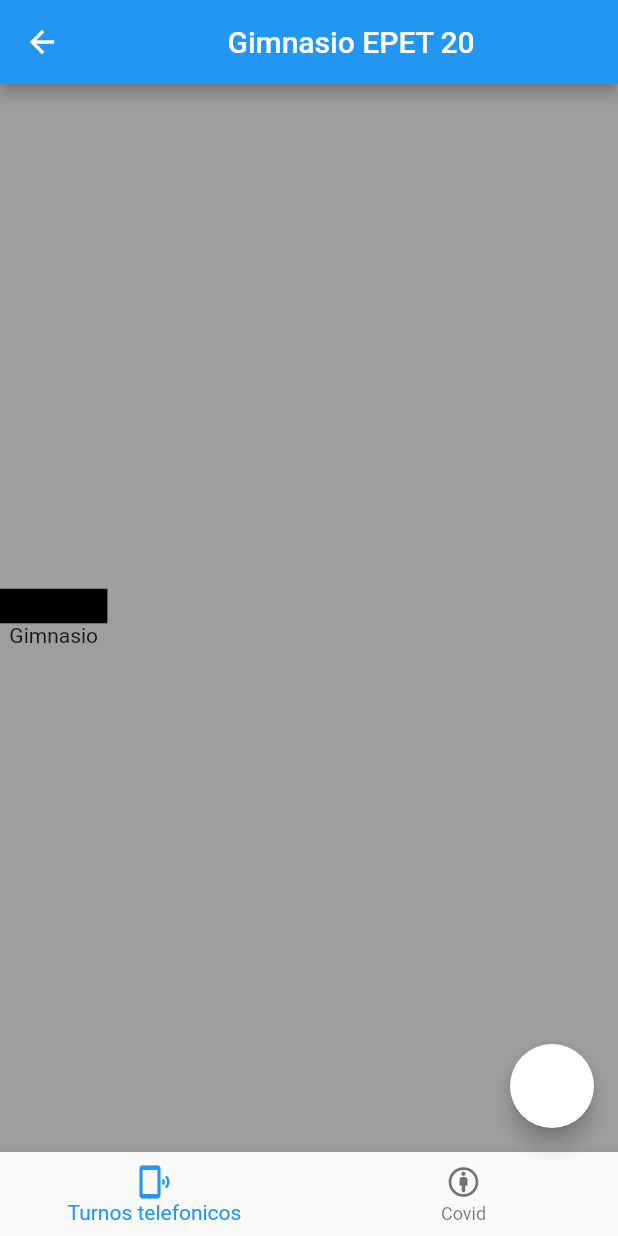
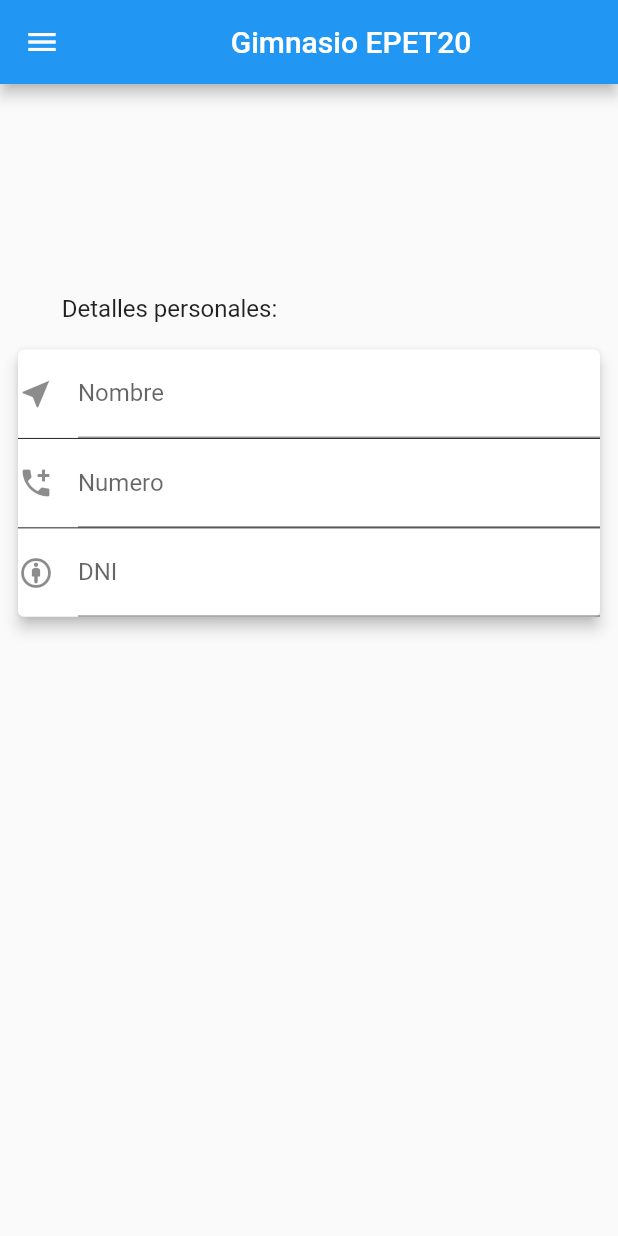
Before and after one commit to joaquinirigoyen/Appmobile, a Flutter app: the MainPage screen opened directly, in the side drawer, after a tap on "Usuario", on a phone screen of 412 x 824 dp. Run offline on Flutter 3.47's test engine with Material 2 defaults, Android fonts, the phone set to English and light mode, and no system bars; network calls fail.

Commit message:
actualizacion 2.7

```diff
--- a/lib/src/paginas.dart
+++ b/lib/src/paginas.dart
@@ -1,6 +1,7 @@
 import 'package:flutter/material.dart';
 import "calendar.dart";
 import 'package:app_gym/src/Login_pagina.dart';
+import 'user.dart';
 import 'gimnasio.dart';
 
 class MyApp extends StatelessWidget {
@@ -122,7 +123,7 @@ class MenuLateral extends StatelessWidget {
               onTap: () {
                 Navigator.of(context).pop();
                 Navigator.of(context).push(MaterialPageRoute(
-                    builder: (BuildContext context) => Pagina2()));
+                    builder: (BuildContext context) => User()));
               },
             ),
           ),
--- /dev/null
+++ b/lib/src/user.dart
@@ -0,0 +1,114 @@
+import 'package:flutter/material.dart';
+import 'paginas.dart';
+
+class User extends StatefulWidget {
+  @override
+  _UserState createState() => _UserState();
+}
+
+class _UserState extends State<User> {
+  @override
+  Widget build(BuildContext context) {
+    return Scaffold(
+      appBar: AppBar(
+        title: Center(
+          child: Text("Gimnasio EPET20"),
+        ),
+      ),
+      drawer: MenuLateral(),
+      body: SafeArea(
+          child: Column(
+        children: [
+          //for circle avtar image
+          _getHeader(),
+          SizedBox(
+            height: 10,
+          ),
+          SizedBox(
+            height: 10,
+          ),
+          _heading("Detalles personales:"),
+          SizedBox(
+            height: 6,
+          ),
+          _detailsCard(),
+          SizedBox(
+            height: 10,
+          ),
+          Spacer(),
+        ],
+      )),
+    );
+  }
+
+  Widget _getHeader() {
+    return Row(
+      mainAxisAlignment: MainAxisAlignment.center,
+      children: [
+        Padding(
+          padding: const EdgeInsets.all(10.0),
+          child: Container(
+            height: 100,
+            width: 100,
+          ),
+        ),
+      ],
+    );
+  }
+
+  Widget _heading(String heading) {
+    return Container(
+      width: MediaQuery.of(context).size.width * 0.80, //80% of width,
+      child: Text(
+        heading,
+        style: TextStyle(fontSize: 16),
+      ),
+    );
+  }
+
+  Widget _detailsCard() {
+    return Padding(
+      padding: const EdgeInsets.all(8.0),
+      child: Card(
+        elevation: 4,
+        child: Column(
+          children: [
+            //row for each deatails
+            TextField(
+              keyboardType: TextInputType.name,
+              decoration: InputDecoration(
+                  icon: Icon(Icons.near_me),
+                  hintText: 'Ejemplo juan',
+                  labelText: 'Nombre'),
+              onChanged: (value) {},
+            ),
+            Divider(
+              height: 0.6,
+              color: Colors.black87,
+            ),
+            TextField(
+              keyboardType: TextInputType.number,
+              decoration: InputDecoration(
+                  icon: Icon(Icons.add_ic_call),
+                  hintText: '2995343434',
+                  labelText: 'Numero'),
+              onChanged: (value) {},
+            ),
+            Divider(
+              height: 0.6,
+              color: Colors.black87,
+            ),
+            TextField(
+              keyboardType: TextInputType.number,
+              decoration: InputDecoration(
+                  icon: Icon(Icons.attribution_rounded),
+                  hintText: '44444444',
+                  labelText: 'DNI'),
+              onChanged: (value) {},
+            ),
+          ],
+        ),
+      ),
+    );
+  }
+}
--- a/lib/src/usuario.dart
+++ /dev/null
@@ -1,33 +0,0 @@
-import 'paginas.dart';
-import 'package:flutter/material.dart';
-
-class Pagina2 extends StatelessWidget {
-  @override
-  Widget build(BuildContext context) {
-    return Scaffold(
-      appBar: AppBar(
-        title: Center(
-          child: Text("Gimnasio EPET 20"),
-        ),
-      ),
-      backgroundColor: Colors.grey,
-      body: Column(
-        mainAxisAlignment: MainAxisAlignment.center,
-        children: <Widget>[
-          Container(
-            child: Text(
-              "Nombre",
-              style: TextStyle(fontSize: 20),
-            ),
-            color: Colors.black,
-          ),
-          Container(
-            child: Text("Gimnasio"),
-          ),
-        ],
-      ),
-      floatingActionButton: Botonflotante(),
-      bottomNavigationBar: NavegacionBoton(),
-    );
-  }
-}
```
Also changed, not shown: Documentacion_del_proyecto/Documentacion/Screenshot_20210830-130318.png (added), 1 other file.
